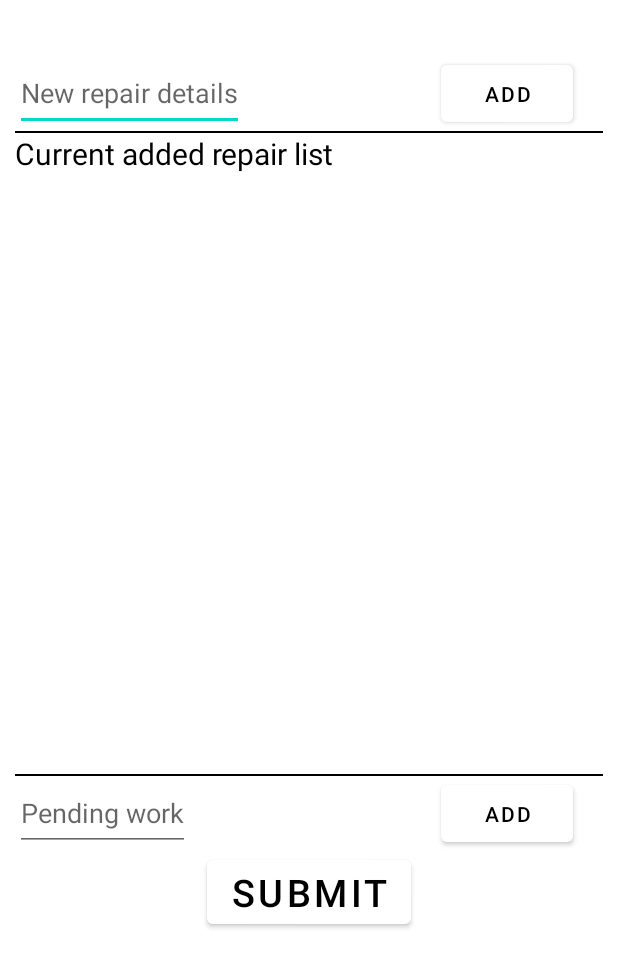
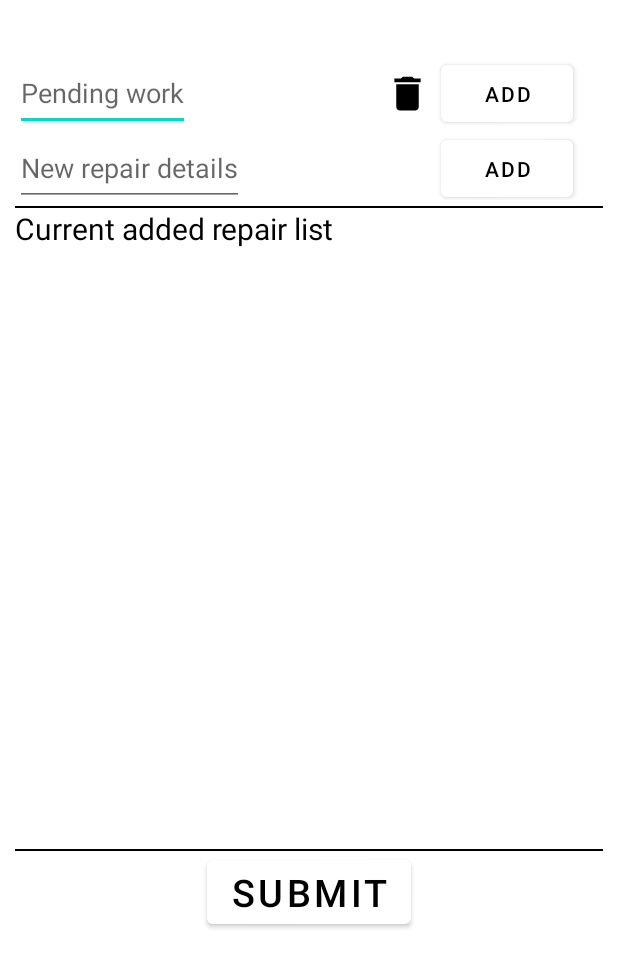
Before and after one commit to mithunbabbira/SubbaiahMultiBrandAuto, an Android app: the AddRepairDetails screen opened directly, with no data from a screen before it, on a phone screen of 412 x 824 dp. Shown: the top 967 px of the screen. Run offline under Robolectric (Android 15) with nearby library versions, the phone set to English and light mode, and no system bars; our stand-ins replace Firebase (no records; nobody signed in at launch, a user with empty details on screens opened directly), data binding.

Commit message:
all done

```diff
--- a/app/src/main/java/com/example/subbaiahmultibrandauto/AddRepairDetails.java
+++ b/app/src/main/java/com/example/subbaiahmultibrandauto/AddRepairDetails.java
@@ -71,6 +71,10 @@ public class AddRepairDetails extends AppCompatActivity {
         activityAddRepairDetailsBinding.submit.setOnClickListener(view -> {
             showConfirmDialog();
         });
+
+        activityAddRepairDetailsBinding.resetPending.setOnClickListener(view -> {
+            activityAddRepairDetailsBinding.upcomingRepair.setText("");
+        });
     }
 
     private void showConfirmDialog() {
--- /dev/null
+++ b/app/src/main/res/drawable/delete.xml
@@ -0,0 +1,5 @@
+<vector android:height="24dp" android:tint="#000000"
+    android:viewportHeight="24" android:viewportWidth="24"
+    android:width="24dp" xmlns:android="http://schemas.android.com/apk/res/android">
+    <path android:fillColor="@android:color/white" android:pathData="M6,19c0,1.1 0.9,2 2,2h8c1.1,0 2,-0.9 2,-2V7H6v12zM19,4h-3.5l-1,-1h-5l-1,1H5v2h14V4z"/>
+</vector>
--- /dev/null
+++ b/app/src/main/res/drawable/reset.xml
@@ -0,0 +1,5 @@
+<vector android:height="24dp" android:tint="#000000"
+    android:viewportHeight="24" android:viewportWidth="24"
+    android:width="24dp" xmlns:android="http://schemas.android.com/apk/res/android">
+    <path android:fillColor="@android:color/white" android:pathData="M19,4h-3.5l-1,-1h-5l-1,1L5,4v2h14zM6,7v12c0,1.1 0.9,2 2,2h8c1.1,0 2,-0.9 2,-2L18,7L6,7zM14,14v4h-4v-4L8,14l4,-4 4,4h-2z"/>
+</vector>
--- a/app/src/main/res/layout/activity_add_repair_details.xml
+++ b/app/src/main/res/layout/activity_add_repair_details.xml
@@ -25,12 +25,44 @@
 
 
     <com.google.android.material.textfield.TextInputEditText
+        android:id="@+id/upcomingRepair"
+        android:layout_width="wrap_content"
+        android:layout_height="50dp"
+        android:textColor="@color/black"
+        android:hint="Pending work"
+        app:layout_constraintStart_toStartOf="parent"
+        app:layout_constraintTop_toBottomOf="@+id/heading"/>
+
+    <ImageView
+        android:id="@+id/resetPending"
+        android:layout_width="30dp"
+        android:layout_height="30dp"
+        android:background="@drawable/delete"
+        app:layout_constraintTop_toTopOf="@+id/upcomingRepair"
+        app:layout_constraintEnd_toStartOf="@+id/upcomingRepairDataSubBtn"
+        app:layout_constraintBottom_toBottomOf="@+id/upcomingRepair"
+        android:layout_marginRight="7dp"
+        />
+
+    <Button
+        android:id="@+id/upcomingRepairDataSubBtn"
+        android:layout_width="wrap_content"
+        android:layout_height="50dp"
+        android:text="Add"
+        android:layout_marginRight="20dp"
+        android:textColor="@color/black"
+        app:layout_constraintTop_toTopOf="@+id/upcomingRepair"
+        app:layout_constraintEnd_toEndOf="parent"
+        app:layout_constraintBottom_toBottomOf="@+id/upcomingRepair"
+        />
+
+    <com.google.android.material.textfield.TextInputEditText
         android:id="@+id/repairData"
         android:layout_width="wrap_content"
         android:layout_height="50dp"
         android:textColor="@color/black"
         android:hint="New repair details"
-        app:layout_constraintTop_toBottomOf="@+id/heading"
+        app:layout_constraintTop_toBottomOf="@+id/upcomingRepair"
         app:layout_constraintStart_toStartOf="parent"/>
 
 
@@ -87,13 +119,12 @@
         app:layout_constraintTop_toBottomOf="@+id/recyclerView"/>
 
 
-    <com.google.android.material.textfield.TextInputEditText
+<!--    <com.google.android.material.textfield.TextInputEditText
         android:id="@+id/upcomingRepair"
         android:layout_width="wrap_content"
         android:layout_height="50dp"
         android:textColor="@color/black"
         android:hint="Pending work"
-
         app:layout_constraintStart_toStartOf="parent"
         app:layout_constraintTop_toBottomOf="@+id/v2"/>
 
@@ -109,7 +140,7 @@
         app:layout_constraintTop_toTopOf="@+id/upcomingRepair"
         app:layout_constraintEnd_toEndOf="parent"
         app:layout_constraintBottom_toBottomOf="@+id/upcomingRepair"
-        />
+        />-->
 
 
     <Button
@@ -123,7 +154,7 @@
         app:layout_constraintStart_toStartOf="parent"
         app:layout_constraintEnd_toEndOf="parent"
         android:layout_marginBottom="30dp"
-        app:layout_constraintTop_toBottomOf="@+id/upcomingRepair"/>
+        app:layout_constraintTop_toBottomOf="@+id/v2"/>
 
 
     <RelativeLayout
```
